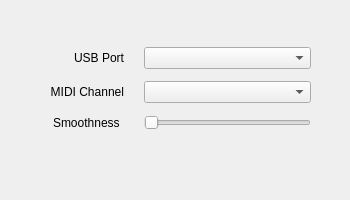
A-KRY/NanoBreathControllerUSBDriver, file driverwindow.ui: the form before one commit.
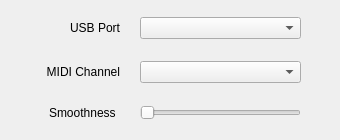
The form after the commit.

Commit message: 调整窗口尺寸，更改窗口标题，更新CMakeLists.txt注释

What changed in the file:
```diff
--- a/driverwindow.ui
+++ b/driverwindow.ui
@@ -6,8 +6,8 @@
    <rect>
     <x>0</x>
     <y>0</y>
-    <width>350</width>
-    <height>200</height>
+    <width>340</width>
+    <height>140</height>
    </rect>
   </property>
   <property name="windowTitle">
@@ -17,9 +17,9 @@
    <property name="geometry">
     <rect>
      <x>0</x>
-     <y>40</y>
-     <width>351</width>
-     <height>101</height>
+     <y>0</y>
+     <width>341</width>
+     <height>141</height>
     </rect>
    </property>
    <layout class="QVBoxLayout" name="verticalLayout">
```
The commit also changes 2 other files.
